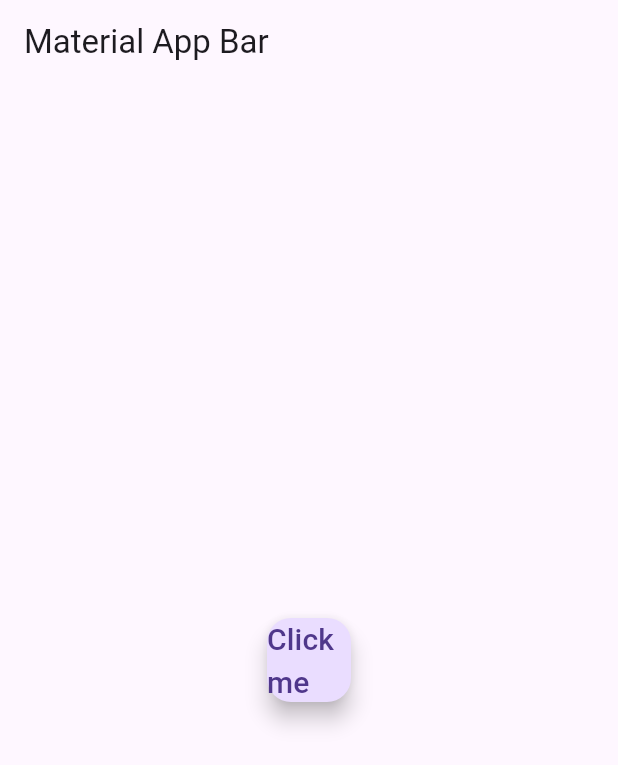
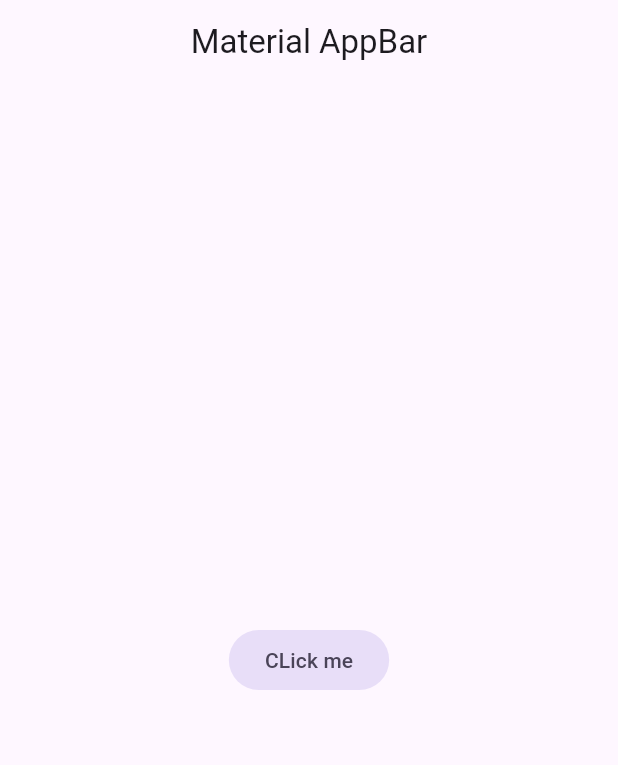
Before and after one commit to ArturoEddin/FlutterYesNoApp, a Flutter app: the screen it shows after launch, on a phone screen of 412 x 824 dp. Shown: the top 765 px of the screen. Run offline on Flutter 3.47's test engine with Material 3 defaults, Android fonts, the phone set to English and light mode, and no system bars.

Commit message:
01 de diciembre

```diff
--- a/lib/main.dart
+++ b/lib/main.dart
@@ -1,28 +1,27 @@
 import 'package:flutter/material.dart';
 
-void main() => runApp(const MyApp());
 
-class MyApp extends StatelessWidget {
+void main() {
+  runApp(const MyApp());
+}
+
+class MyApp  extends StatelessWidget {
   const MyApp({super.key});
 
   @override
   Widget build(BuildContext context) {
-    return MaterialApp(
-      debugShowCheckedModeBanner: false,
-      title: 'Material App',
-      home: Scaffold(
-        appBar: AppBar(
-          title: const Text('Material App Bar'),
-        ),
-        body: Center(
-          child: FloatingActionButton(
-            onPressed: () {
+    return  MaterialApp(
+debugShowCheckedModeBanner: false,
+    home: Scaffold(
+     appBar: AppBar(title:const Center(child:  Text("Material AppBar")) ),
+     body:  Center(
+      child: FilledButton.tonal(onPressed: (){},
+       child: const Text("CLick me")),
+     )
+    )
+    );
 
-          },
-          child: const Text("Click me",style: TextStyle(fontSize: 20),),
-          ),
-        ),
-      ),
-    );
+
+
   }
 }
```
Also changed, not shown: pubspec.lock, 1 other file.
